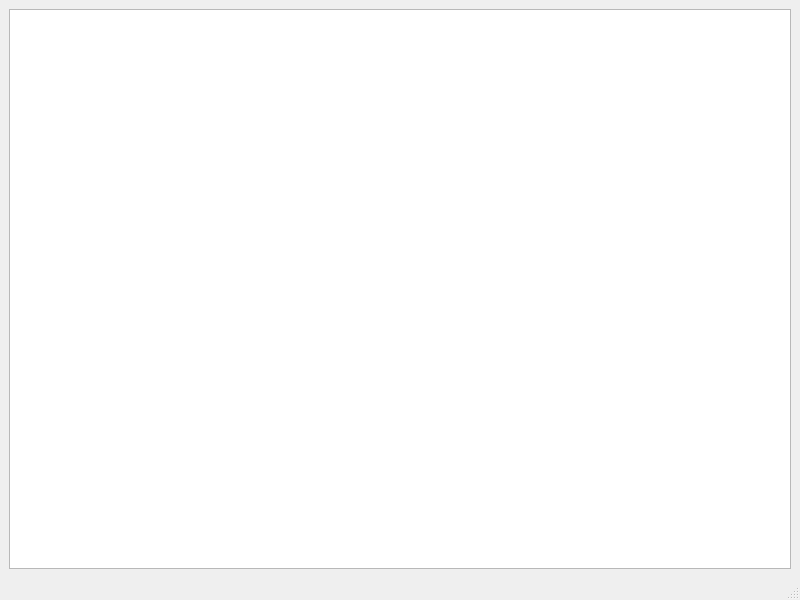
The window that console_UI/console-UI.ui (dannieldwt/console-music-player) describes before a commit, drawn with Qt 5.
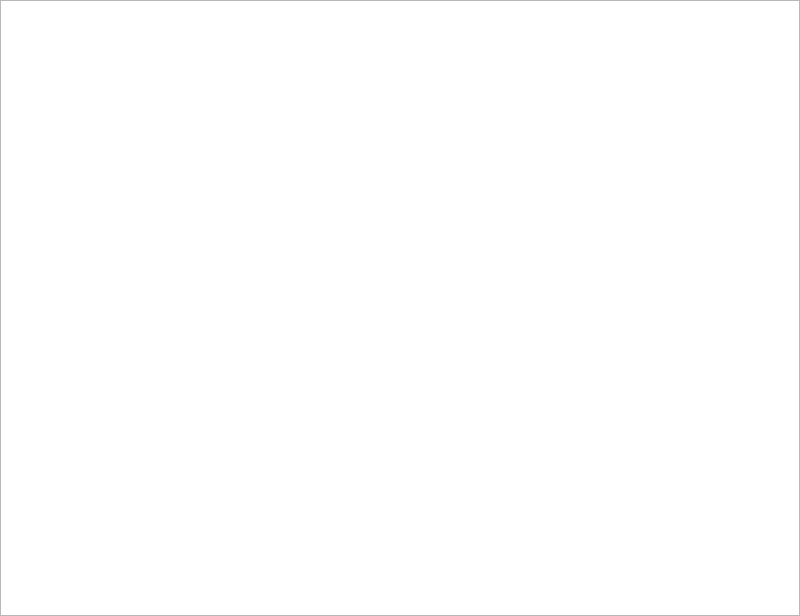
The same window after the commit. Custom widgets are drawn as their Qt base class.

```diff
--- a/console_UI/console-UI.ui
+++ b/console_UI/console-UI.ui
@@ -7,7 +7,7 @@
     <x>0</x>
     <y>0</y>
     <width>800</width>
-    <height>600</height>
+    <height>616</height>
    </rect>
   </property>
   <property name="windowTitle">
@@ -15,22 +15,32 @@
   </property>
   <widget class="QWidget" name="console_central_widget">
    <layout class="QGridLayout" name="gridLayout">
+    <property name="leftMargin">
+     <number>0</number>
+    </property>
+    <property name="topMargin">
+     <number>0</number>
+    </property>
+    <property name="rightMargin">
+     <number>0</number>
+    </property>
+    <property name="bottomMargin">
+     <number>0</number>
+    </property>
     <item row="0" column="0">
-     <widget class="cmd_UI" name="console"/>
+     <widget class="QSplitter" name="splitter">
+      <property name="orientation">
+       <enum>Qt::Vertical</enum>
+      </property>
+      <widget class="cmd_UI" name="console">
+       <property name="styleSheet">
+        <string notr="true"/>
+       </property>
+      </widget>
+     </widget>
     </item>
    </layout>
   </widget>
-  <widget class="QMenuBar" name="menubar">
-   <property name="geometry">
-    <rect>
-     <x>0</x>
-     <y>0</y>
-     <width>800</width>
-     <height>26</height>
-    </rect>
-   </property>
-  </widget>
-  <widget class="QStatusBar" name="statusbar"/>
  </widget>
  <customwidgets>
   <customwidget>
```
